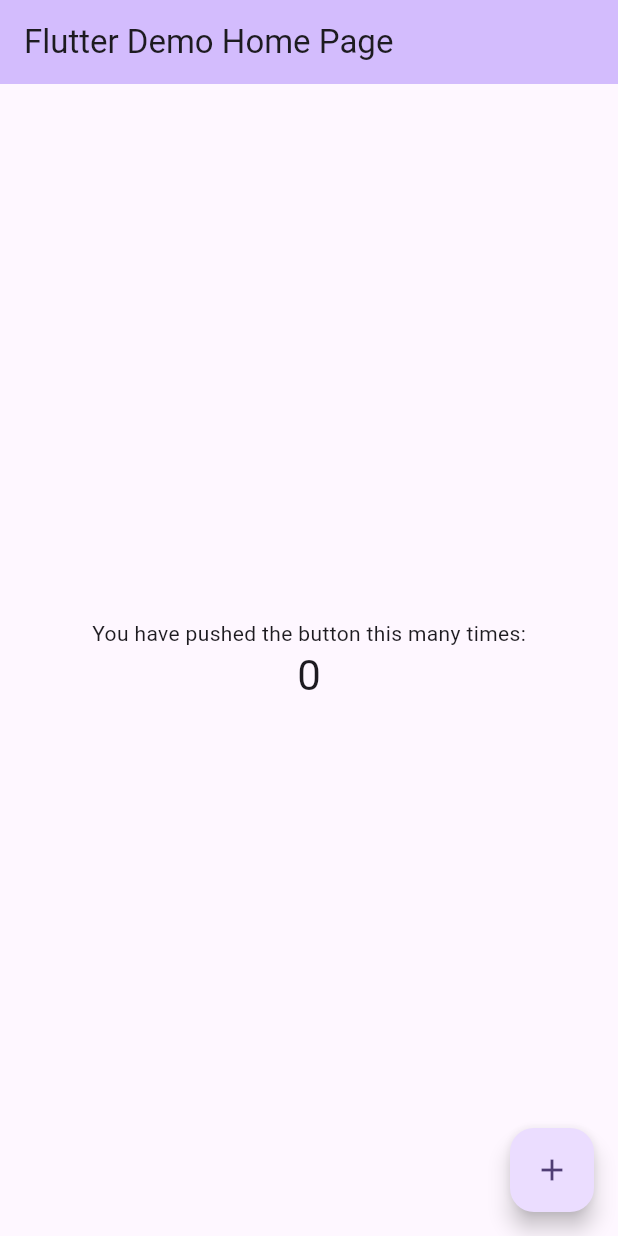
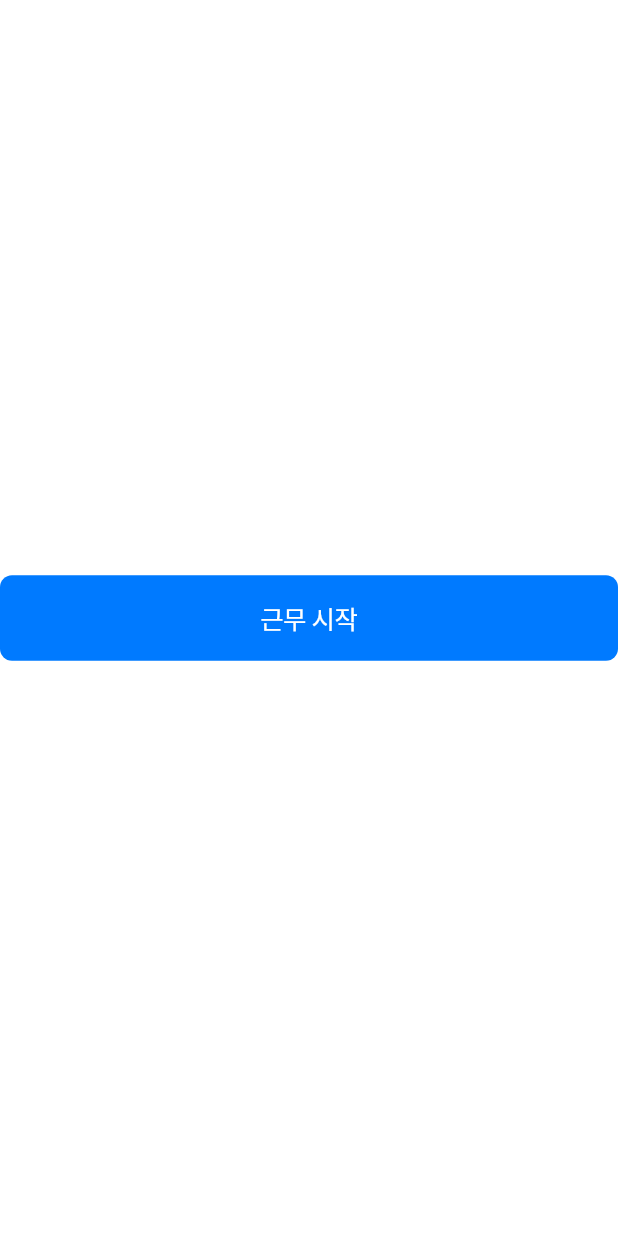
Before and after one commit to DevLeti/smart_kintai, a Flutter app: the screen it shows after launch, on a phone screen of 412 x 824 dp. Run offline on Flutter 3.47's test engine with Material 3 defaults, Android fonts, the phone set to English and light mode, and no system bars; our stand-ins replace flutter_dotenv, supabase_flutter; accounts and stored records are empty.

Commit message:
EDIT: connect button to supabase

```diff
--- a/lib/main.dart
+++ b/lib/main.dart
@@ -1,125 +1,99 @@
-import 'package:flutter/material.dart';
+import 'package:flutter/cupertino.dart';
+import 'package:supabase_flutter/supabase_flutter.dart';
+import 'package:flutter_dotenv/flutter_dotenv.dart';
 
-void main() {
+void main() async {
+  await dotenv.load(fileName: ".env");
   runApp(const MyApp());
 }
 
 class MyApp extends StatelessWidget {
   const MyApp({super.key});
 
-  // This widget is the root of your application.
   @override
   Widget build(BuildContext context) {
-    return MaterialApp(
-      title: 'Flutter Demo',
-      theme: ThemeData(
-        // This is the theme of your application.
-        //
-        // TRY THIS: Try running your application with "flutter run". You'll see
-        // the application has a blue toolbar. Then, without quitting the app,
-        // try changing the seedColor in the colorScheme below to Colors.green
-        // and then invoke "hot reload" (save your changes or press the "hot
-        // reload" button in a Flutter-supported IDE, or press "r" if you used
-        // the command line to start the app).
-        //
-        // Notice that the counter didn't reset back to zero; the application
-        // state is not lost during the reload. To reset the state, use hot
-        // restart instead.
-        //
-        // This works for code too, not just values: Most code changes can be
-        // tested with just a hot reload.
-        colorScheme: ColorScheme.fromSeed(seedColor: Colors.deepPurple),
-        useMaterial3: true,
-      ),
-      home: const MyHomePage(title: 'Flutter Demo Home Page'),
+    return const CupertinoApp(
+      title: '근무관리 앱',
+      home: MyHomePage(),
     );
   }
 }
 
 class MyHomePage extends StatefulWidget {
-  const MyHomePage({super.key, required this.title});
-
-  // This widget is the home page of your application. It is stateful, meaning
-  // that it has a State object (defined below) that contains fields that affect
-  // how it looks.
-
-  // This class is the configuration for the state. It holds the values (in this
-  // case the title) provided by the parent (in this case the App widget) and
-  // used by the build method of the State. Fields in a Widget subclass are
-  // always marked "final".
-
-  final String title;
+  const MyHomePage({super.key});
 
   @override
   State<MyHomePage> createState() => _MyHomePageState();
 }
 
 class _MyHomePageState extends State<MyHomePage> {
-  int _counter = 0;
+  final SupabaseClient _supabase = SupabaseClient(
+    dotenv.env['SUPABASE_URL']!,
+    dotenv.env['SUPABASE_ANON_KEY']!,
+  );
 
-  void _incrementCounter() {
-    setState(() {
-      // This call to setState tells the Flutter framework that something has
-      // changed in this State, which causes it to rerun the build method below
-      // so that the display can reflect the updated values. If we changed
-      // _counter without calling setState(), then the build method would not be
-      // called again, and so nothing would appear to happen.
-      _counter++;
+  void _startWork() async {
+    final response = await _supabase.from('kintai_start_end').insert({
+      'is_start': true,
+      'user_id': '1',
+      'created_at': DateTime.now().toIso8601String(),
     });
+
+    // TODO: 오류 처리 필요
+    if (response.error != null) {
+      showCupertinoDialog(
+          context: context,
+          builder: (context) => CupertinoAlertDialog(
+                title: const Text('오류 발생'),
+                content: Text('오류:${response.error!.message}'),
+                actions: <Widget>[
+                  CupertinoDialogAction(
+                    isDefaultAction: true,
+                    onPressed: () {
+                      Navigator.of(context, rootNavigator: true).pop('dialog');
+                    },
+                    child: const Text('확인'),
+                  ),
+                ],
+              ));
+    } else {
+      showCupertinoDialog(
+        context: context,
+        builder: (context) => CupertinoAlertDialog(
+          title: const Text('근무 시작'),
+          content: const Text('근무 시작 성공'),
+          actions: <Widget>[
+            CupertinoDialogAction(
+              child: const Text('확인'),
+              isDefaultAction: true,
+              onPressed: () {
+                Navigator.of(context, rootNavigator: true).pop('dialog');
+              },
+            ),
+          ],
+        ),
+      );
+    }
   }
 
   @override
   Widget build(BuildContext context) {
-    // This method is rerun every time setState is called, for instance as done
-    // by the _incrementCounter method above.
-    //
-    // The Flutter framework has been optimized to make rerunning build methods
-    // fast, so that you can just rebuild anything that needs updating rather
-    // than having to individually change instances of widgets.
-    return Scaffold(
-      appBar: AppBar(
-        // TRY THIS: Try changing the color here to a specific color (to
-        // Colors.amber, perhaps?) and trigger a hot reload to see the AppBar
-        // change color while the other colors stay the same.
-        backgroundColor: Theme.of(context).colorScheme.inversePrimary,
-        // Here we take the value from the MyHomePage object that was created by
-        // the App.build method, and use it to set our appbar title.
-        title: Text(widget.title),
-      ),
-      body: Center(
-        // Center is a layout widget. It takes a single child and positions it
-        // in the middle of the parent.
-        child: Column(
-          // Column is also a layout widget. It takes a list of children and
-          // arranges them vertically. By default, it sizes itself to fit its
-          // children horizontally, and tries to be as tall as its parent.
-          //
-          // Column has various properties to control how it sizes itself and
-          // how it positions its children. Here we use mainAxisAlignment to
-          // center the children vertically; the main axis here is the vertical
-          // axis because Columns are vertical (the cross axis would be
-          // horizontal).
-          //
-          // TRY THIS: Invoke "debug painting" (choose the "Toggle Debug Paint"
-          // action in the IDE, or press "p" in the console), to see the
-          // wireframe for each widget.
-          mainAxisAlignment: MainAxisAlignment.center,
-          children: <Widget>[
-            const Text(
-              'You have pushed the button this many times:',
+    return CupertinoPageScaffold(
+      child: Center(
+        child: SizedBox(
+          width: double.infinity,
+          child: CupertinoButton(
+            color: CupertinoColors.activeBlue,
+            padding: const EdgeInsets.all(16),
+            borderRadius: BorderRadius.circular(8),
+            onPressed: _startWork,
+            child: const Text(
+              '근무 시작',
+              style: TextStyle(color: CupertinoColors.white),
             ),
-            Text(
-              '$_counter',
-              style: Theme.of(context).textTheme.headlineMedium,
-            ),
-          ],
+          ),
         ),
       ),
-      floatingActionButton: FloatingActionButton(
-        onPressed: _incrementCounter,
-        tooltip: 'Increment',
-        child: const Icon(Icons.add),
-      ), // This trailing comma makes auto-formatting nicer for build methods.
     );
   }
 }
```
Also changed, not shown: pubspec.yaml (+6 -5 lines), 14 other files.
